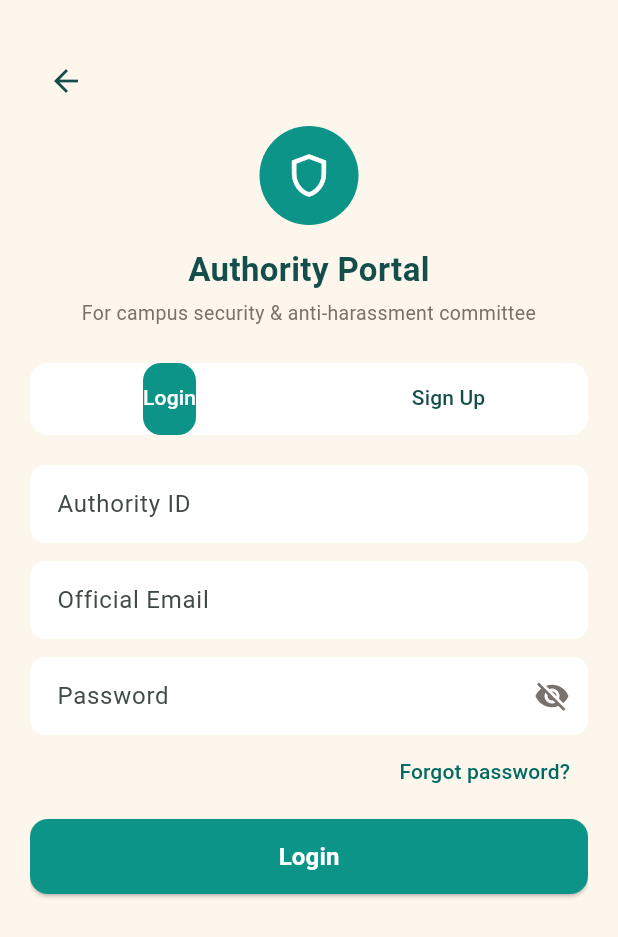
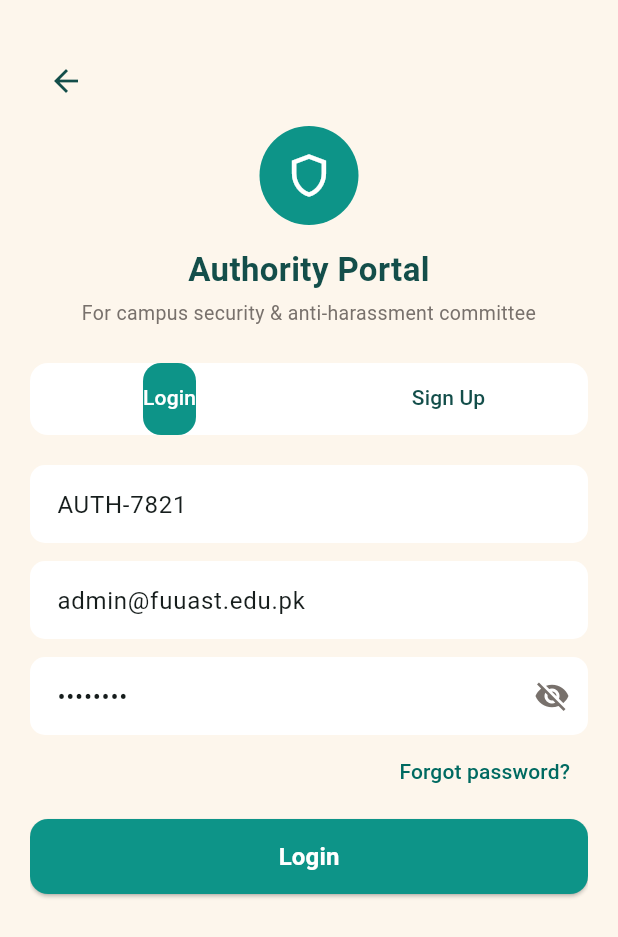
Before and after one commit to RabiaT086/saathi-flutter-app, a Flutter app: the AdminLoginScreen screen opened directly, on a phone screen of 412 x 824 dp. Shown: the top 937 px of the screen. Run offline on Flutter 3.47's test engine with Material 3 defaults, Android fonts, the phone set to English and light mode, and no system bars; our stand-ins replace file_picker, geolocator, supabase_flutter; accounts and stored records are empty; Roboto replaces fonts that are missing (Arial).

Commit message:
Fix email and phone validation regexes and add default demo admin credentials

```diff
--- a/lib/screens/admin_login_screen.dart
+++ b/lib/screens/admin_login_screen.dart
@@ -31,12 +31,15 @@ class _AdminLoginScreenState extends State<AdminLoginScreen> with SingleTickerPr
   bool signupConfirmHidden = true;
   bool isSigningUp = false;
 
-  final emailRegex = RegExp(r'^[\w\.-]+@[\w-]+\.[a-zA-Z]{2,}\$');
+  final emailRegex = RegExp(r'^[\w\.-]+@[\w\.-]+\.[a-zA-Z]{2,}$');
 
   @override
   void initState() {
     super.initState();
     tabController = TabController(length: 2, vsync: this);
+    loginEmailController.text = 'admin@fuuast.edu.pk';
+    loginAuthorityIdController.text = 'AUTH-7821';
+    loginPasswordController.text = 'admin123';
   }
 
   @override
--- a/lib/screens/login_screen.dart
+++ b/lib/screens/login_screen.dart
@@ -21,7 +21,7 @@ class _LoginScreenState extends State<LoginScreen> {
   bool obscurePassword = true;
   bool _isLoading = false;
 
-  final emailRegex = RegExp(r'^[\w\.-]+@[\w-]+\.[a-zA-Z]{2,}\$');
+  final emailRegex = RegExp(r'^[\w\.-]+@[\w\.-]+\.[a-zA-Z]{2,}$');
 
   Future<void> login() async {
     final email = emailController.text.trim();
--- a/lib/screens/signup_screen.dart
+++ b/lib/screens/signup_screen.dart
@@ -26,8 +26,8 @@ class _SignupScreenState extends State<SignupScreen> {
   bool obscureConfirmPassword = true;
   bool _isLoading = false;
 
-  final emailRegex = RegExp(r'^[\w\.-]+@[\w-]+\.[a-zA-Z]{2,}\$');
-  final phoneRegex = RegExp(r'^(?:\+92|0092|0)?3[0-9]{9}\$');
+  final emailRegex = RegExp(r'^[\w\.-]+@[\w\.-]+\.[a-zA-Z]{2,}$');
+  final phoneRegex = RegExp(r'^(?:\+92|0092|0)?3[0-9]{9}$');
 
   @override
   void dispose() {
```
